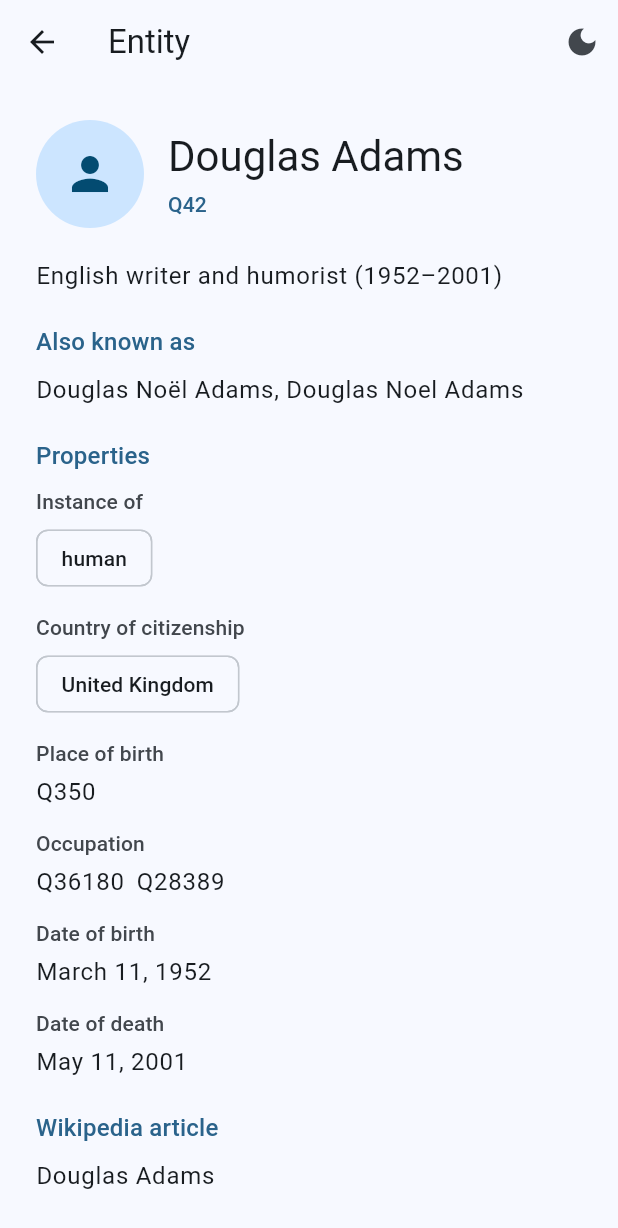
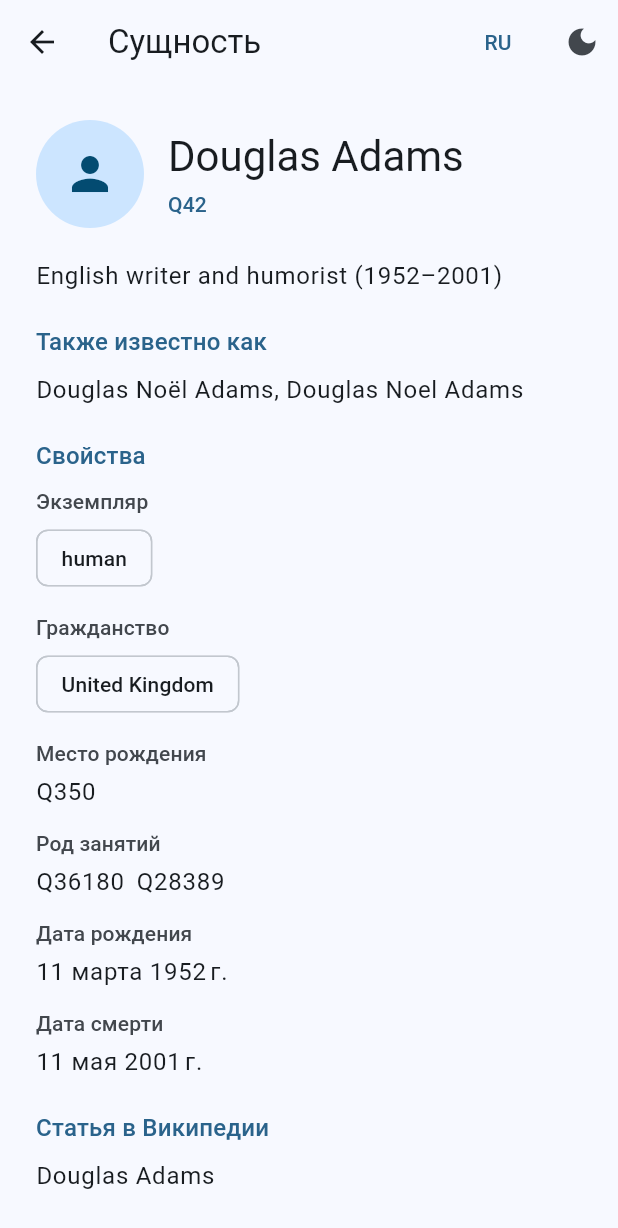
Before and after one commit to RomanShaburov/CrossplatformFlutter, a Flutter app: the screen it shows after launch, after a tap on "Douglas Adams", on a phone screen of 412 x 824 dp. Shown: the top 1228 px of the screen. Run offline on Flutter 3.47's test engine with Material 3 defaults, Android fonts, the light colour scheme and no system bars; our stand-ins replace flutter_bloc, go_router; generated files the repository leaves out were written again.

Commit message:
feat(l10n): переключение языка интерфейса

```diff
--- a/lib/app.dart
+++ b/lib/app.dart
@@ -1,5 +1,6 @@
 import 'package:flutter/material.dart';
 import 'package:flutter_bloc/flutter_bloc.dart';
+import 'package:wikidata_catalog/common/locale/locale_cubit.dart';
 import 'package:wikidata_catalog/common/navigation/app_router.dart';
 import 'package:wikidata_catalog/common/theme/app_theme.dart';
 import 'package:wikidata_catalog/common/theme/theme_cubit.dart';
@@ -26,15 +27,17 @@
                 EntityListCubit(context.read<IEntityRepository>())..load(),
           ),
           BlocProvider(create: (_) => ThemeCubit()),
+          BlocProvider(create: (_) => LocaleCubit()),
         ],
-        child: BlocBuilder<ThemeCubit, ThemeMode>(
-          builder: (context, themeMode) => MaterialApp.router(
+        child: Builder(
+          builder: (context) => MaterialApp.router(
             routerConfig: AppRouter.router,
             onGenerateTitle: (context) => AppLocalizations.of(context).appTitle,
             debugShowCheckedModeBanner: false,
             theme: AppTheme.light,
             darkTheme: AppTheme.dark,
-            themeMode: themeMode,
+            themeMode: context.watch<ThemeCubit>().state,
+            locale: context.watch<LocaleCubit>().state,
             localizationsDelegates: AppLocalizations.localizationsDelegates,
             supportedLocales: AppLocalizations.supportedLocales,
           ),
--- /dev/null
+++ b/lib/common/locale/locale_cubit.dart
@@ -0,0 +1,10 @@
+import 'package:flutter/material.dart';
+import 'package:flutter_bloc/flutter_bloc.dart';
+
+class LocaleCubit extends Cubit<Locale> {
+  LocaleCubit() : super(const Locale('ru'));
+
+  void toggle() => emit(
+    state.languageCode == 'ru' ? const Locale('en') : const Locale('ru'),
+  );
+}
--- a/lib/common/widgets/app_scaffold.dart
+++ b/lib/common/widgets/app_scaffold.dart
@@ -1,4 +1,5 @@
 import 'package:flutter/material.dart';
+import 'package:wikidata_catalog/common/widgets/language_toggle_button.dart';
 import 'package:wikidata_catalog/common/widgets/theme_toggle_button.dart';
 
 class AppScaffold extends StatelessWidget {
@@ -10,7 +11,10 @@
   @override
   Widget build(BuildContext context) {
     return Scaffold(
-      appBar: AppBar(title: Text(title), actions: const [ThemeToggleButton()]),
+      appBar: AppBar(
+        title: Text(title),
+        actions: const [LanguageToggleButton(), ThemeToggleButton()],
+      ),
       body: body,
     );
   }
--- /dev/null
+++ b/lib/common/widgets/language_toggle_button.dart
@@ -0,0 +1,20 @@
+import 'package:flutter/material.dart';
+import 'package:flutter_bloc/flutter_bloc.dart';
+import 'package:wikidata_catalog/common/locale/locale_cubit.dart';
+import 'package:wikidata_catalog/l10n/app_localizations.dart';
+
+class LanguageToggleButton extends StatelessWidget {
+  const LanguageToggleButton({super.key});
+
+  @override
+  Widget build(BuildContext context) {
+    final l10n = AppLocalizations.of(context);
+    return Tooltip(
+      message: l10n.actionToggleLanguage,
+      child: TextButton(
+        onPressed: context.read<LocaleCubit>().toggle,
+        child: Text(l10n.languageCode),
+      ),
+    );
+  }
+}
--- a/lib/l10n/app_en.arb
+++ b/lib/l10n/app_en.arb
@@ -2,6 +2,8 @@
   "@@locale": "en",
   "appTitle": "Wikidata Catalog",
   "actionToggleTheme": "Toggle theme",
+  "actionToggleLanguage": "Switch language",
+  "languageCode": "EN",
   "detailTitle": "Entity",
   "detailNotFound": "Entity «{id}» is not in the catalog",
   "@detailNotFound": {
--- a/lib/l10n/app_ru.arb
+++ b/lib/l10n/app_ru.arb
@@ -2,6 +2,8 @@
   "@@locale": "ru",
   "appTitle": "Каталог Wikidata",
   "actionToggleTheme": "Переключить тему",
+  "actionToggleLanguage": "Сменить язык",
+  "languageCode": "RU",
   "detailTitle": "Сущность",
   "detailNotFound": "Сущности «{id}» в каталоге нет",
   "@detailNotFound": {
```
